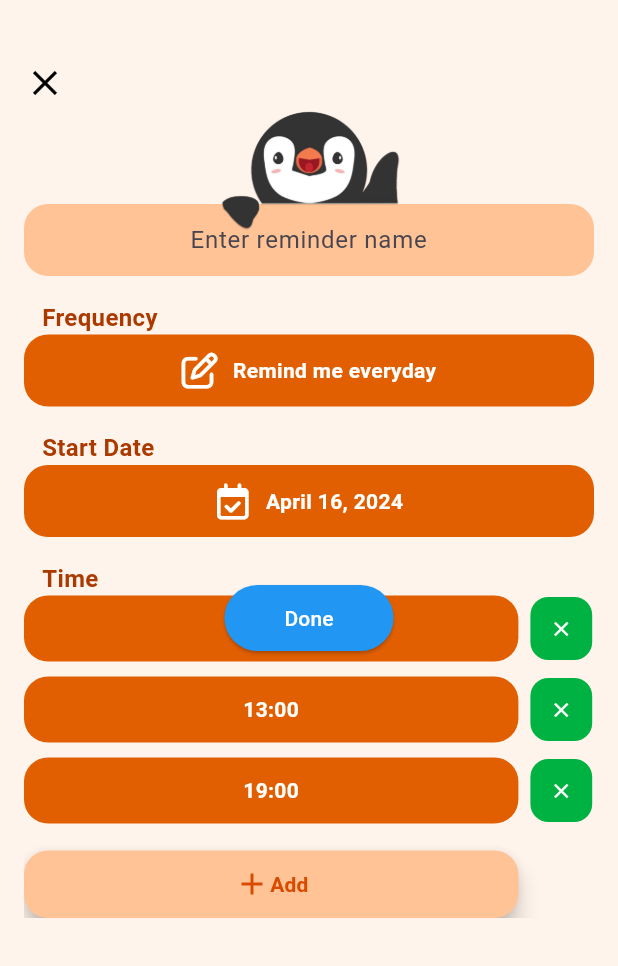
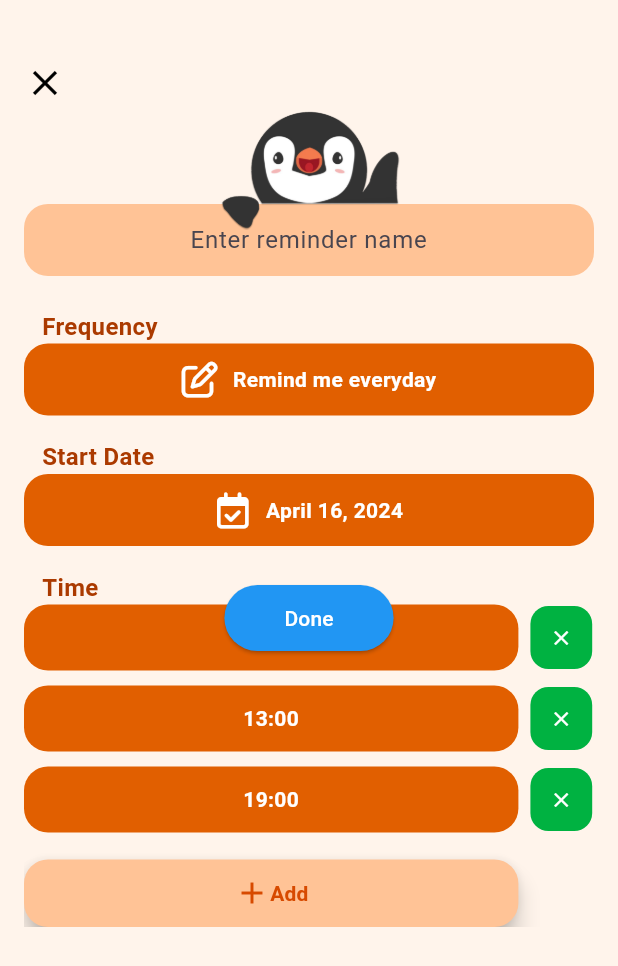
Before and after one commit to YZ1GO/L.EIC017_ES_PRJ, a Flutter app: the AddReminderPage screen opened directly, on a phone screen of 412 x 824 dp. Shown: the top 966 px of the screen. Run offline on Flutter 3.47's test engine with Material 3 defaults, Android fonts, the phone set to English and light mode, and no system bars; our stand-ins replace firebase_core, firebase_database, flutter_local_notifications, font_awesome_flutter, permission_handler, shared_preferences and 1 more; accounts and stored records are empty.

Commit message:
improved more aesthetics

```diff
--- a/app/lib/screens/add_reminder_screen.dart
+++ b/app/lib/screens/add_reminder_screen.dart
@@ -171,7 +171,7 @@ class _AddReminderPageState extends State<AddReminderPage> {
                         ),
                       ),
                     ),
-                    const SizedBox(height: 16.0),
+                    const SizedBox(height: 22.0),
                     const Padding(
                       padding: EdgeInsets.only(left: 12.0),
                       child: Text(
```
